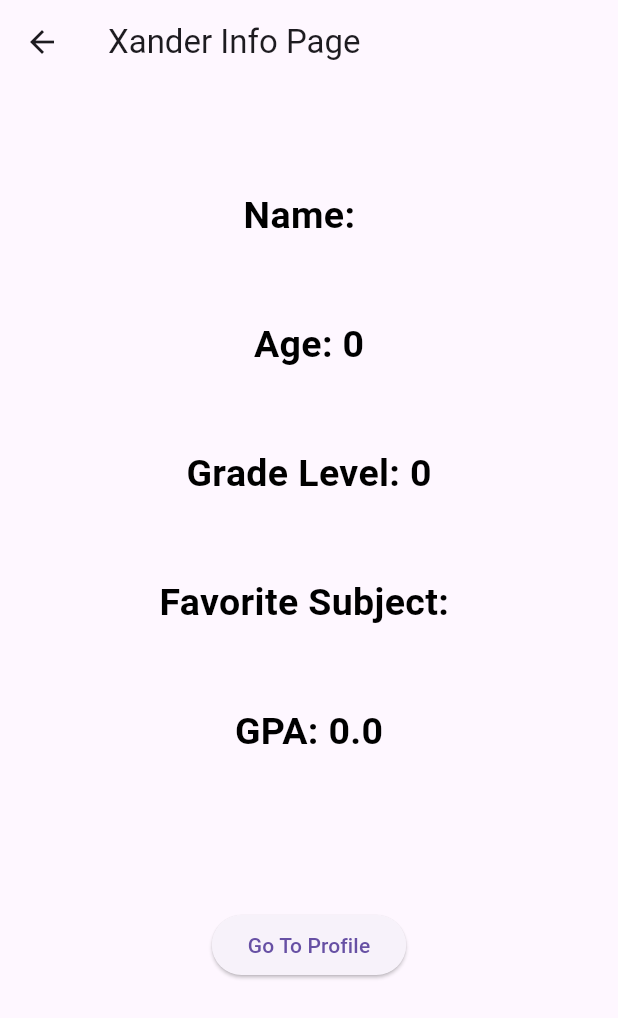
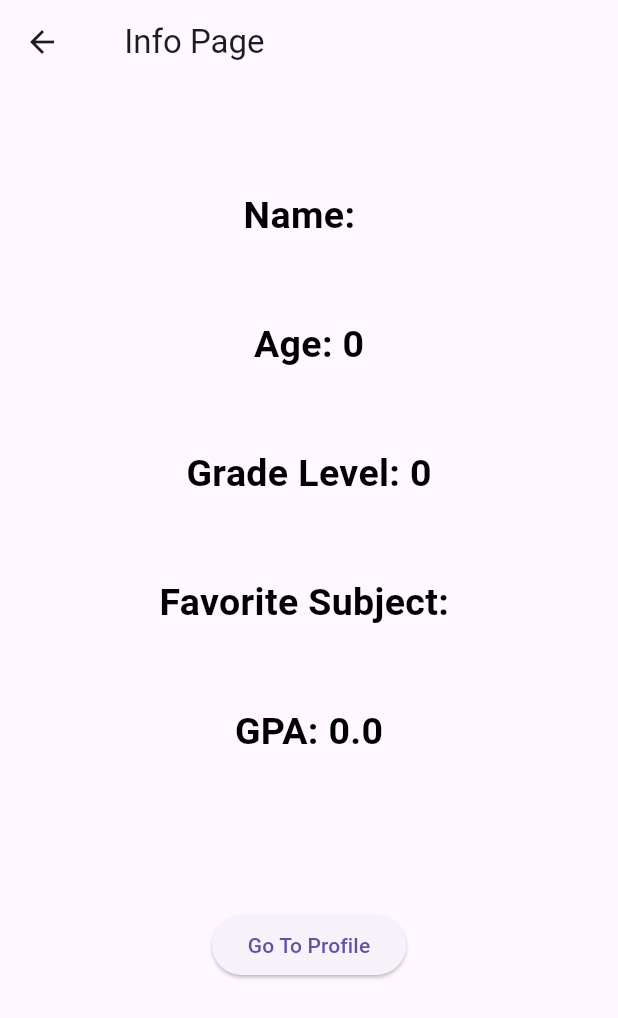
Before and after one commit to XanderF1034/flutter-practice, a Flutter app: the Studentinfopage screen opened directly with empty values, on a phone screen of 412 x 824 dp. Shown: the top 1018 px of the screen. Run offline on Flutter 3.47's test engine with Material 3 defaults, Android fonts, the phone set to English and light mode, and no system bars.

Commit message:
working on expanding multi app

```diff
--- a/multi_page_app/lib/Student.dart
+++ b/multi_page_app/lib/Student.dart
@@ -7,7 +7,7 @@
     String lastName,
     String favoriteSubject,
     int gradeLevel,
-    age,
+    int age,
     double gpa,
   ) {
     this.firstName = firstName;
--- a/multi_page_app/lib/main.dart
+++ b/multi_page_app/lib/main.dart
@@ -2,9 +2,5 @@
 import 'pages/HomePage.dart';
 
 void main() {
-  runApp(
-    const MaterialApp(
-      home: Homepage(),
-    )
-    );
+  runApp(const MaterialApp(home: Homepage()));
 }
--- a/multi_page_app/lib/pages/StudentInfoPage.dart
+++ b/multi_page_app/lib/pages/StudentInfoPage.dart
@@ -1,5 +1,4 @@
 import 'package:flutter/material.dart';
-import 'package:multi_page_app/pages/ProfilePage.dart';
 import 'package:multi_page_app/Student.dart';
 
 class Studentinfopage extends StatelessWidget {
@@ -9,7 +8,9 @@
   @override
   Widget build(BuildContext context) {
     return Scaffold(
-      appBar: AppBar(title: Text('Xander Info Page')),
+      appBar: AppBar(
+        title: Text('${student.firstName} ${student.lastName} Info Page'),
+      ),
       body: Padding(
         padding: EdgeInsets.all(20),
 
```
Also changed, not shown: multi_page_app/lib/pages/ProfilePage.dart (+25 -5 lines).
